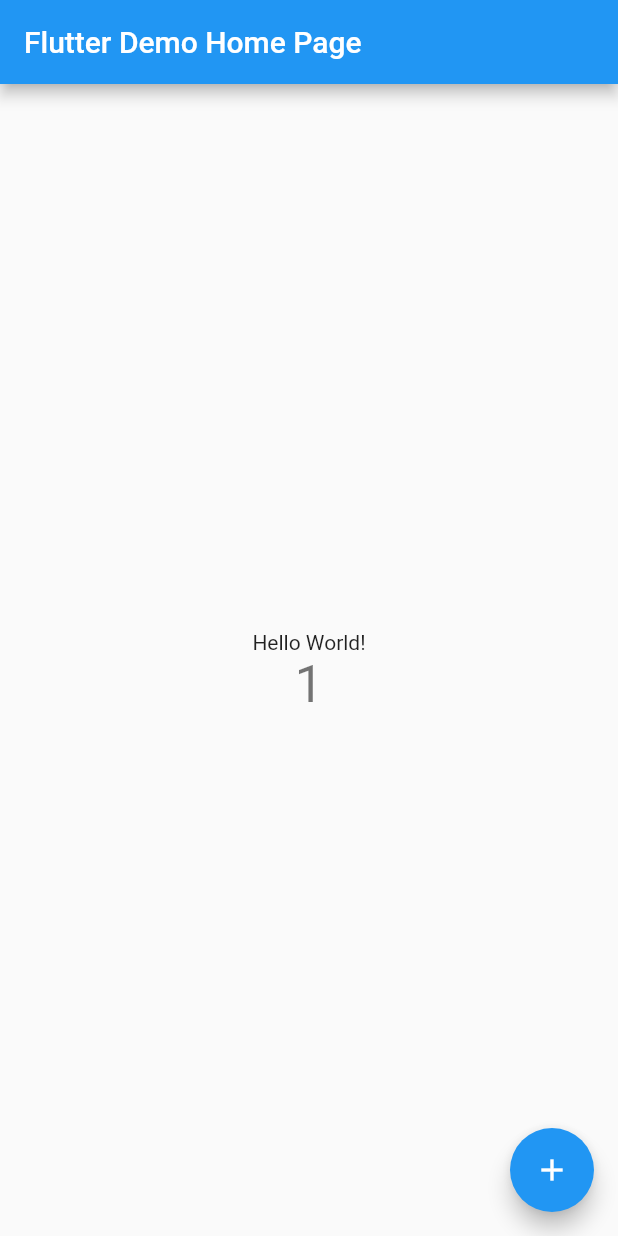
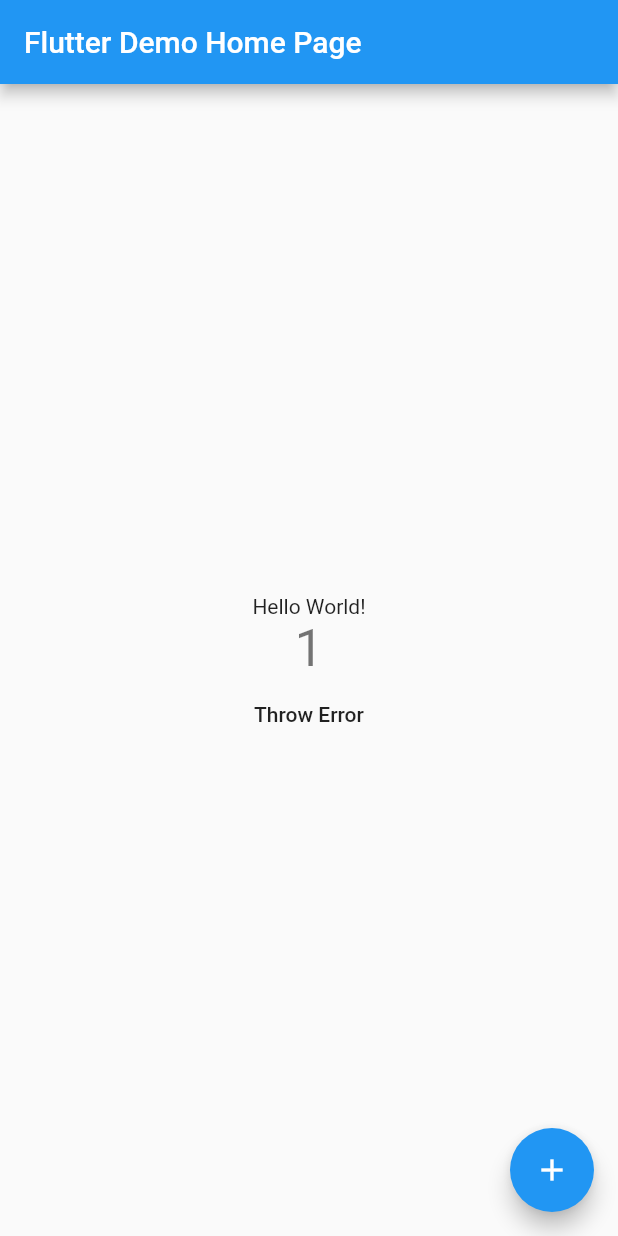
Before and after one commit to masato-aoshima/Flutter_Template, a Flutter app: the screen it shows after launch, after a tap on the "add" icon, on a phone screen of 412 x 824 dp. Run offline on Flutter 3.47's test engine with Material 2 defaults, Android fonts, the phone set to English and light mode, and no system bars; our stand-ins replace firebase_core, firebase_crashlytics; accounts and stored records are empty; generated files the repository leaves out were written again.

Commit message:
わざとクラッシュさせるボタンを追加

```diff
--- a/lib/main.dart
+++ b/lib/main.dart
@@ -1,7 +1,11 @@
 import 'package:flutter/material.dart';
 import 'package:flutter_gen/gen_l10n/app_localizations.dart';
+import 'package:firebase_core/firebase_core.dart';
+import 'package:firebase_crashlytics/firebase_crashlytics.dart';
 
-void main() {
+void main() async {
+  WidgetsFlutterBinding.ensureInitialized();
+  await Firebase.initializeApp();
   runApp(const MyApp());
 }
 
@@ -61,6 +65,11 @@ class _MyHomePageState extends State<MyHomePage> {
               '$_counter',
               style: Theme.of(context).textTheme.headline4,
             ),
+            MaterialButton(
+                child: const Text('Throw Error'),
+                onPressed: () {
+                  FirebaseCrashlytics.instance.crash();
+                })
           ],
         ),
       ),
--- a/pubspec.yaml
+++ b/pubspec.yaml
@@ -17,9 +17,9 @@ dependencies:
     sdk: flutter
   intl: 0.17.0
   # Firebase
-  firebase_core: ^0.4.0+9
-  firebase_analytics: ^5.0.2
-  firebase_crashlytics: ^0.1.4+1
+  firebase_core: ^1.10.6
+  firebase_analytics: ^9.0.4
+  firebase_crashlytics: ^2.4.4
 
 dev_dependencies:
   flutter_test:
```
Also changed, not shown: pubspec.lock.
